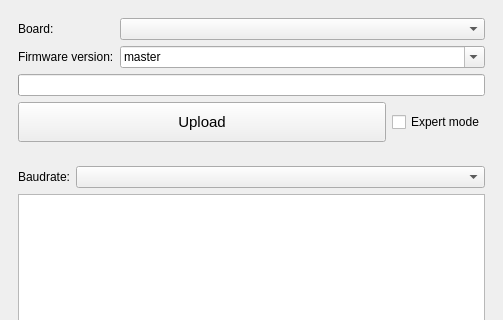
The window that gui/mainwindow.ui (opendata-stuttgart/airrohr-firmware-flasher) describes before a commit, drawn with Qt 5; both pictures show x 0 to 503 and y 0 to 320 of the 503 by 530 pixel window.
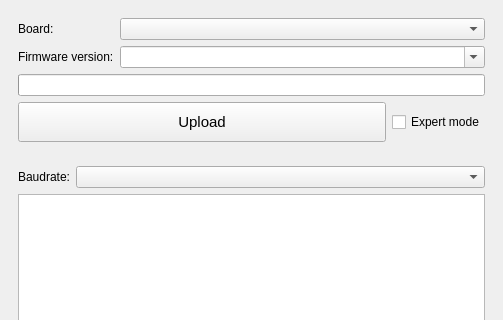
The same window after the commit. Icons and pictures are not drawn.

Commit message: Add loading firmware list message, fix windows-build.bat path

```diff
--- a/gui/mainwindow.ui
+++ b/gui/mainwindow.ui
@@ -75,9 +75,6 @@
          <property name="editable">
           <bool>true</bool>
          </property>
-         <property name="currentText">
-          <string>master</string>
-         </property>
         </widget>
        </item>
        <item row="2" column="0" colspan="2">
```
The commit also changes 3 other files.
